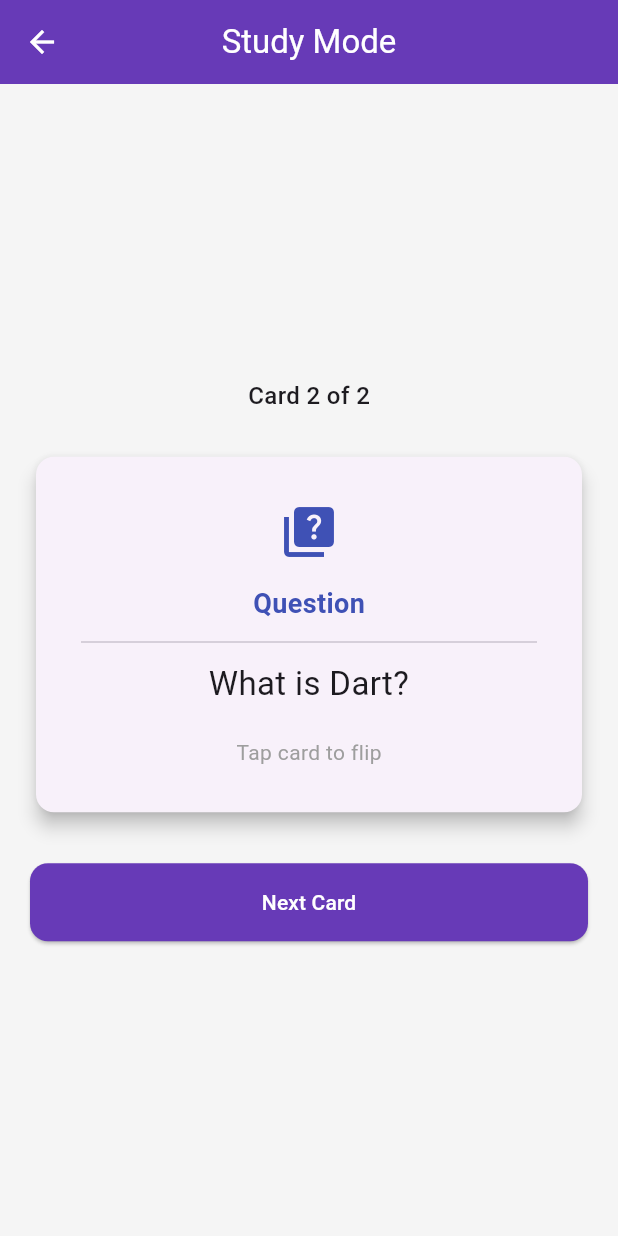
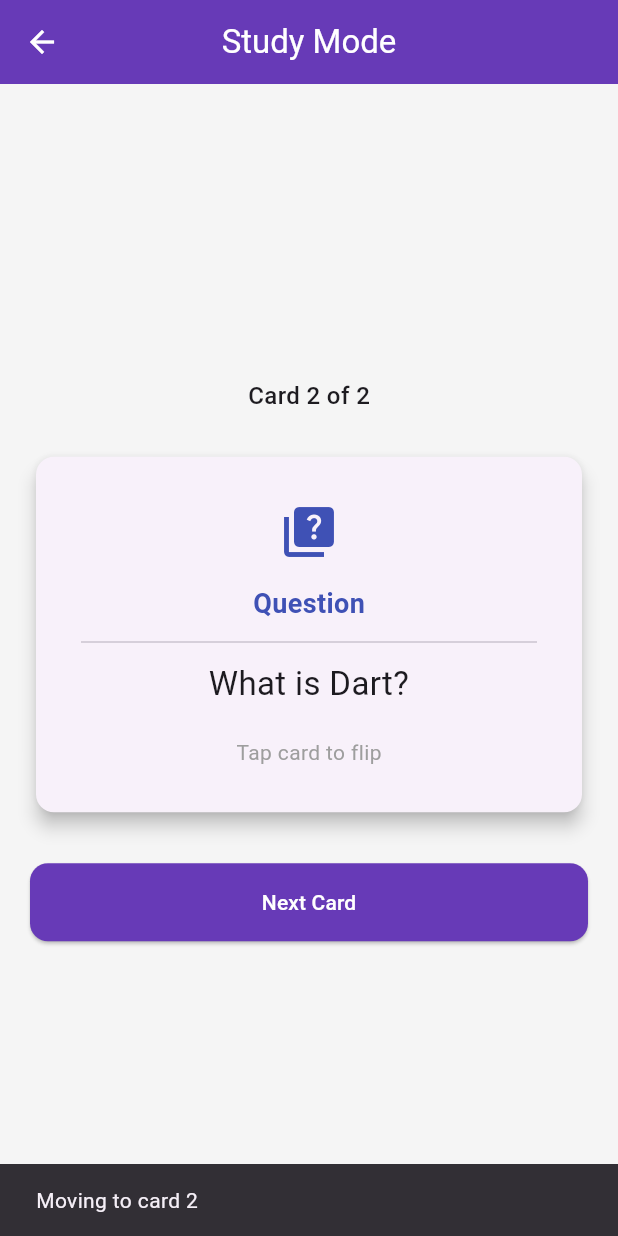
Before and after one commit to snehitha-coder/Study-Card-app, a Flutter app: the StudyPage screen opened by its route, after a tap on "Question", after a tap on "Next Card", on a phone screen of 412 x 824 dp. Run offline on Flutter 3.47's test engine with Material 3 defaults, Android fonts, the phone set to English and light mode, and no system bars.

Commit message:
Add user feedback and error handling

```diff
--- a/lib/study_page.dart
+++ b/lib/study_page.dart
@@ -15,7 +15,6 @@ class _StudyPageState extends State<StudyPage> {
   int currentIndex = 0;
   bool showAnswer = false;
 
-  // Move to the next flashcard.
   void nextCard(int totalCards) {
     if (totalCards == 0) return;
 
@@ -23,14 +22,41 @@ class _StudyPageState extends State<StudyPage> {
       currentIndex = (currentIndex + 1) % totalCards;
       showAnswer = false;
     });
+
+    ScaffoldMessenger.of(context).showSnackBar(
+      SnackBar(
+        content: Text('Moving to card ${currentIndex + 1}'),
+        duration: const Duration(seconds: 1),
+      ),
+    );
   }
 
-  // Flip the flashcard.
   void flipCard() {
+    final provider = context.read<FlashcardProvider>();
+
     if (!showAnswer) {
-      context
-          .read<FlashcardProvider>()
-          .markCardStudied(currentIndex);
+      final alreadyStudied =
+          provider.studiedIndexes.contains(currentIndex);
+
+      provider.markCardStudied(currentIndex);
+
+      if (!alreadyStudied) {
+        ScaffoldMessenger.of(context).showSnackBar(
+          const SnackBar(
+            content: Text('Card marked as studied!'),
+            duration: Duration(seconds: 1),
+          ),
+        );
+
+        if (provider.studiedCards == provider.totalCards) {
+          ScaffoldMessenger.of(context).showSnackBar(
+            const SnackBar(
+              content: Text('Congratulations! All cards completed!'),
+              duration: Duration(seconds: 2),
+            ),
+          );
+        }
+      }
     }
 
     setState(() {
@@ -38,14 +64,12 @@ class _StudyPageState extends State<StudyPage> {
     });
   }
 
-  // Return to dashboard.
   void goBack() {
     Navigator.pop(context);
   }
 
   @override
   Widget build(BuildContext context) {
-    // Read shared flashcard data.
     final provider = context.watch<FlashcardProvider>();
     final cards = provider.cards;
 
@@ -53,8 +77,6 @@ class _StudyPageState extends State<StudyPage> {
       appBar: AppBar(
         title: const Text('Study Mode'),
         centerTitle: true,
-        backgroundColor: Colors.deepPurple,
-        foregroundColor: Colors.white,
         leading: IconButton(
           icon: const Icon(Icons.arrow_back),
           onPressed: goBack,
@@ -69,7 +91,6 @@ class _StudyPageState extends State<StudyPage> {
               child: Column(
                 mainAxisAlignment: MainAxisAlignment.center,
                 children: [
-                  // Card number.
                   Text(
                     'Card ${currentIndex + 1} of ${cards.length}',
                     style: const TextStyle(
@@ -80,7 +101,6 @@ class _StudyPageState extends State<StudyPage> {
 
                   const SizedBox(height: 25),
 
-                  // Flashcard.
                   GestureDetector(
                     onTap: flipCard,
                     child: Card(
@@ -136,7 +156,6 @@ class _StudyPageState extends State<StudyPage> {
 
                   const SizedBox(height: 30),
 
-                  // Next Card button.
                   SizedBox(
                     width: double.infinity,
                     child: ElevatedButton(
```
